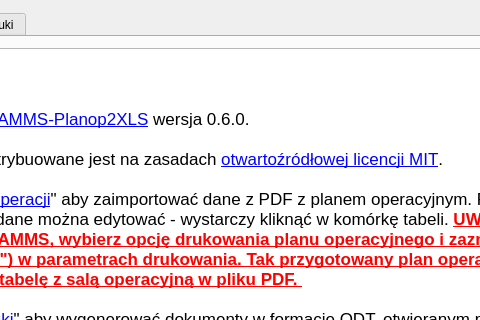
mpasternak/amms-planop2xls, file amms_planop2xls/mainwindow.ui: the form before one commit; both pictures show x 264 to 744 and y 0 to 320 of the 914 by 676 pixel window.
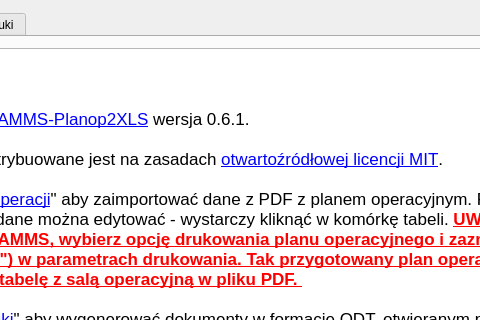
The form after the commit. Icons and pictures are not drawn.

Diff of the .ui file:
```diff
--- a/amms_planop2xls/mainwindow.ui
+++ b/amms_planop2xls/mainwindow.ui
@@ -40,7 +40,7 @@
 &lt;/style&gt;&lt;/head&gt;&lt;body style=&quot; font-family:'.SF NS Text'; font-size:13pt; font-weight:400; font-style:normal;&quot;&gt;
 &lt;p style=&quot; margin-top:0px; margin-bottom:0px; margin-left:0px; margin-right:0px; -qt-block-indent:0; text-indent:0px;&quot;&gt;&lt;span style=&quot; font-size:18pt; font-weight:600;&quot;&gt;Instrukcja obsługi&lt;/span&gt;&lt;/p&gt;
 &lt;p style=&quot;-qt-paragraph-type:empty; margin-top:0px; margin-bottom:0px; margin-left:0px; margin-right:0px; -qt-block-indent:0; text-indent:0px; font-size:18pt; font-weight:600;&quot;&gt;&lt;br /&gt;&lt;/p&gt;
-&lt;p style=&quot; margin-top:0px; margin-bottom:0px; margin-left:0px; margin-right:0px; -qt-block-indent:0; text-indent:0px;&quot;&gt;Korzystasz z oprogramowania &lt;a href=&quot;https://github.com/mpasternak/amms-planop2xls&quot;&gt;&lt;span style=&quot; text-decoration: underline; color:#0000ff;&quot;&gt;AMMS-Planop2XLS&lt;/span&gt;&lt;/a&gt; wersja 0.6.0. &lt;/p&gt;
+&lt;p style=&quot; margin-top:0px; margin-bottom:0px; margin-left:0px; margin-right:0px; -qt-block-indent:0; text-indent:0px;&quot;&gt;Korzystasz z oprogramowania &lt;a href=&quot;https://github.com/mpasternak/amms-planop2xls&quot;&gt;&lt;span style=&quot; text-decoration: underline; color:#0000ff;&quot;&gt;AMMS-Planop2XLS&lt;/span&gt;&lt;/a&gt; wersja 0.6.1. &lt;/p&gt;
 &lt;p style=&quot;-qt-paragraph-type:empty; margin-top:0px; margin-bottom:0px; margin-left:0px; margin-right:0px; -qt-block-indent:0; text-indent:0px;&quot;&gt;&lt;br /&gt;&lt;/p&gt;
 &lt;p style=&quot; margin-top:0px; margin-bottom:0px; margin-left:0px; margin-right:0px; -qt-block-indent:0; text-indent:0px;&quot;&gt;Niniejsze oprogramowanie dystrybuowane jest na zasadach &lt;a href=&quot;https://pl.wikipedia.org/wiki/Licencja_MIT&quot;&gt;&lt;span style=&quot; text-decoration: underline; color:#0000ff;&quot;&gt;otwartoźródłowej licencji MIT&lt;/span&gt;&lt;/a&gt;. &lt;/p&gt;
 &lt;p style=&quot;-qt-paragraph-type:empty; margin-top:0px; margin-bottom:0px; margin-left:0px; margin-right:0px; -qt-block-indent:0; text-indent:0px;&quot;&gt;&lt;br /&gt;&lt;/p&gt;
```
